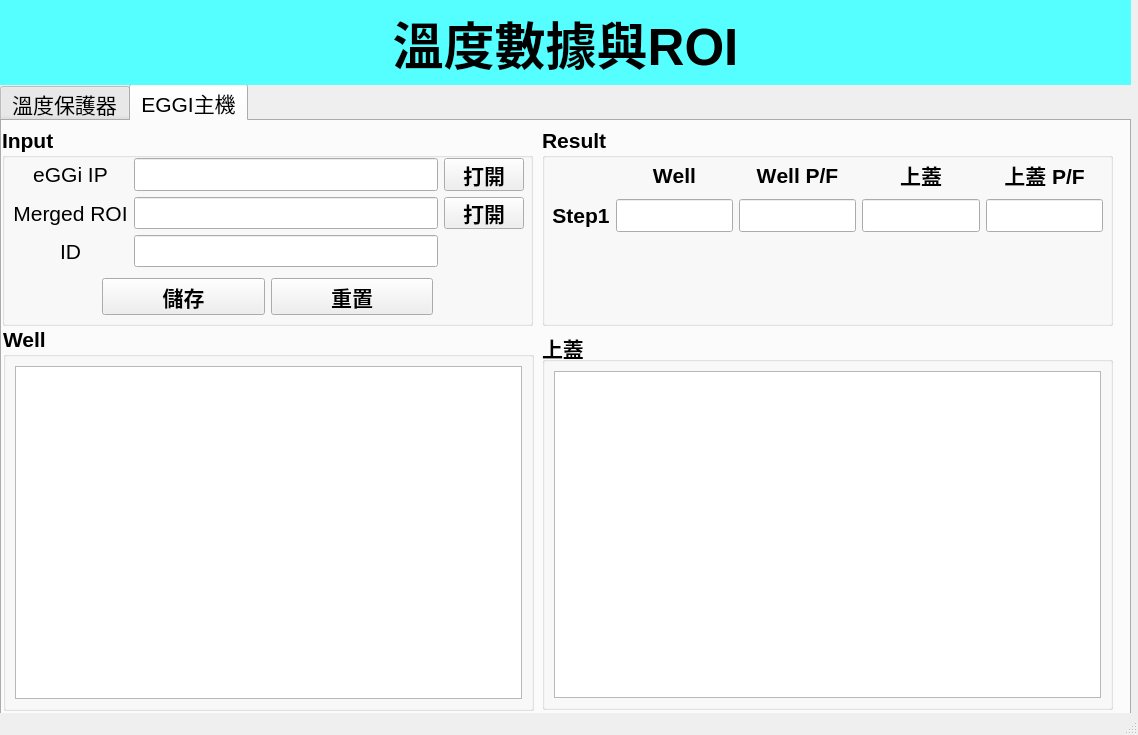
Old version of the form ui/Sulink_Temperature_Fina_0526l.ui in the repository wwlouis00/Project_Temperature_UI.
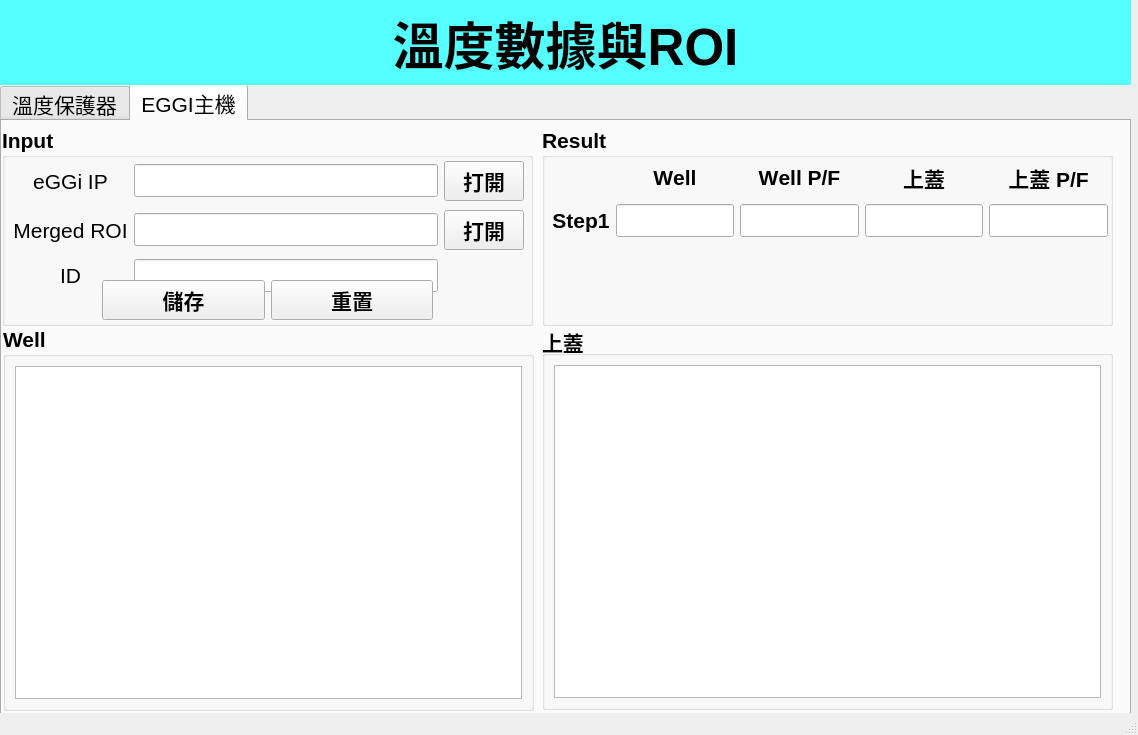
New version of the form.

```diff
--- a/ui/Sulink_Temperature_Fina_0526l.ui
+++ b/ui/Sulink_Temperature_Fina_0526l.ui
@@ -1113,13 +1113,13 @@
       <property name="title">
        <string>Input</string>
       </property>
-      <widget class="QWidget" name="">
+      <widget class="QWidget" name="layoutWidget">
        <property name="geometry">
         <rect>
          <x>11</x>
          <y>31</y>
          <width>511</width>
-         <height>109</height>
+         <height>138</height>
         </rect>
        </property>
        <layout class="QGridLayout" name="gridLayout_6">
@@ -1256,13 +1256,13 @@
         </item>
        </layout>
       </widget>
-      <widget class="QWidget" name="">
+      <widget class="QWidget" name="layoutWidget">
        <property name="geometry">
         <rect>
          <x>100</x>
          <y>151</y>
          <width>331</width>
-         <height>37</height>
+         <height>44</height>
         </rect>
        </property>
        <layout class="QGridLayout" name="gridLayout_9">
@@ -1329,8 +1329,8 @@
         <rect>
          <x>10</x>
          <y>30</y>
-         <width>551</width>
-         <height>75</height>
+         <width>556</width>
+         <height>80</height>
         </rect>
        </property>
        <layout class="QGridLayout" name="gridLayout_7">
@@ -1458,9 +1458,9 @@
       <property name="geometry">
        <rect>
         <x>540</x>
-        <y>210</y>
+        <y>204</y>
         <width>571</width>
-        <height>379</height>
+        <height>385</height>
        </rect>
       </property>
       <property name="font">
```
Left out of the diff: 2 changed lines with no effect on the pictures.
